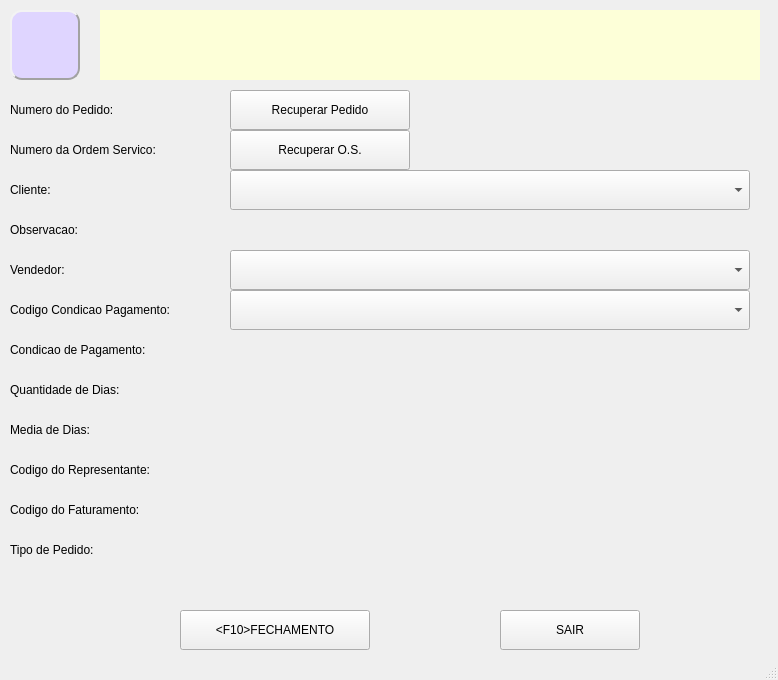
The window that telas/venda_ini.ui (htisistema/SISCOM) describes before a commit, drawn with Qt 5.
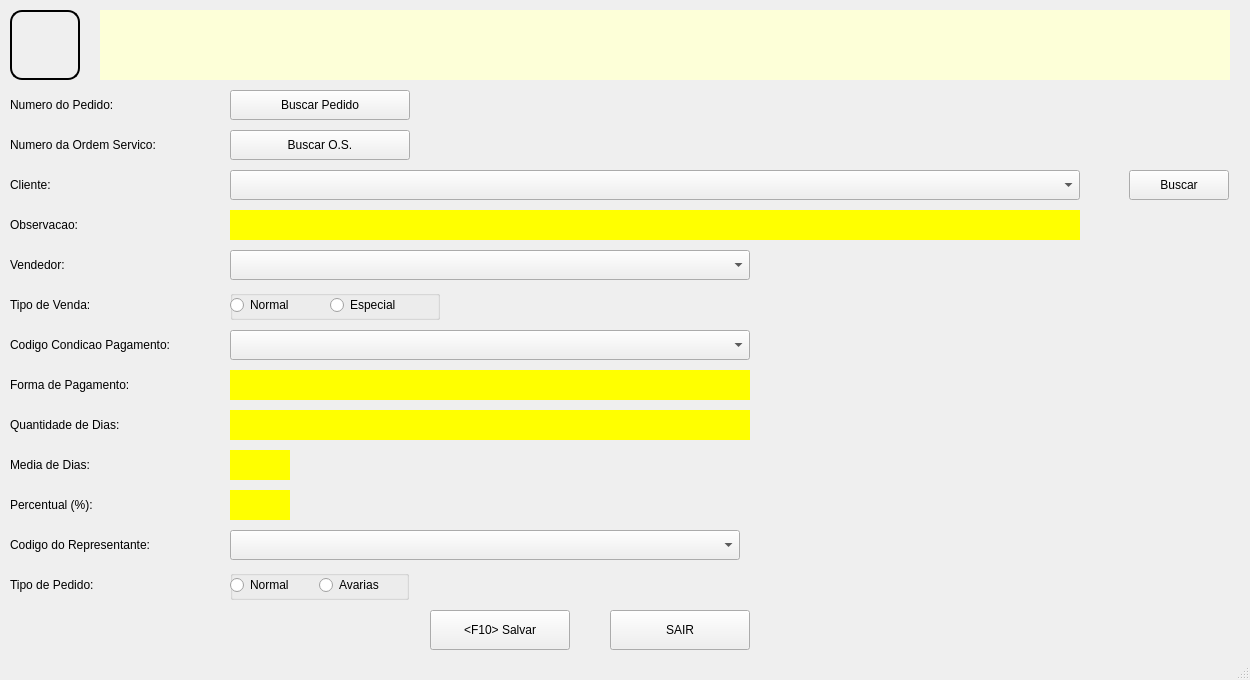
The same window after the commit. Icons and pictures are not drawn.

Patch:
```diff
--- a/telas/venda_ini.ui
+++ b/telas/venda_ini.ui
@@ -6,7 +6,7 @@
    <rect>
     <x>0</x>
     <y>0</y>
-    <width>778</width>
+    <width>1250</width>
     <height>680</height>
    </rect>
   </property>
@@ -22,7 +22,7 @@
      <rect>
       <x>100</x>
       <y>10</y>
-      <width>660</width>
+      <width>1130</width>
       <height>70</height>
      </rect>
     </property>
@@ -48,13 +48,7 @@
      </rect>
     </property>
     <property name="styleSheet">
-     <string notr="true">font: 81 10pt &quot;Rockwell Extra Bold&quot;;
-
-background-color: rgb(223, 213, 255);
-
-border-color: rgb(162, 162, 162);
-
-border-style: Outset;
+     <string notr="true">border-style: Outset;
 border-width: 2px;
 border-radius: 12px;</string>
     </property>
@@ -71,14 +65,14 @@
    <widget class="QPushButton" name="bt_fecha">
     <property name="geometry">
      <rect>
-      <x>180</x>
+      <x>430</x>
       <y>610</y>
-      <width>190</width>
+      <width>140</width>
       <height>40</height>
      </rect>
     </property>
     <property name="text">
-     <string>&lt;F10&gt;FECHAMENTO</string>
+     <string>&lt;F10&gt; Salvar</string>
     </property>
    </widget>
    <widget class="QLabel" name="label">
@@ -87,7 +81,7 @@
       <x>10</x>
       <y>170</y>
       <width>210</width>
-      <height>40</height>
+      <height>30</height>
      </rect>
     </property>
     <property name="text">
@@ -98,22 +92,22 @@
     <property name="geometry">
      <rect>
       <x>10</x>
-      <y>330</y>
+      <y>370</y>
       <width>210</width>
-      <height>40</height>
+      <height>30</height>
      </rect>
     </property>
     <property name="text">
-     <string>Condicao de Pagamento:</string>
+     <string>Forma de Pagamento:</string>
     </property>
    </widget>
    <widget class="QLabel" name="label_3">
     <property name="geometry">
      <rect>
       <x>10</x>
-      <y>370</y>
+      <y>410</y>
       <width>210</width>
-      <height>40</height>
+      <height>30</height>
      </rect>
     </property>
     <property name="text">
@@ -126,7 +120,7 @@
       <x>10</x>
       <y>210</y>
       <width>210</width>
-      <height>40</height>
+      <height>30</height>
      </rect>
     </property>
     <property name="text">
@@ -137,9 +131,9 @@
     <property name="geometry">
      <rect>
       <x>10</x>
-      <y>410</y>
+      <y>450</y>
       <width>210</width>
-      <height>40</height>
+      <height>30</height>
      </rect>
     </property>
     <property name="text">
@@ -151,10 +145,13 @@
      <rect>
       <x>230</x>
       <y>170</y>
-      <width>520</width>
-      <height>40</height>
+      <width>850</width>
+      <height>30</height>
      </rect>
     </property>
+    <property name="styleSheet">
+     <string notr="true"/>
+    </property>
    </widget>
    <widget class="QLabel" name="label_7">
     <property name="geometry">
@@ -162,7 +159,7 @@
       <x>10</x>
       <y>250</y>
       <width>210</width>
-      <height>40</height>
+      <height>30</height>
      </rect>
     </property>
     <property name="text">
@@ -172,7 +169,7 @@
    <widget class="QPushButton" name="bt_sair">
     <property name="geometry">
      <rect>
-      <x>500</x>
+      <x>610</x>
       <y>610</y>
       <width>140</width>
       <height>40</height>
@@ -186,9 +183,9 @@
     <property name="geometry">
      <rect>
       <x>10</x>
-      <y>290</y>
+      <y>330</y>
       <width>210</width>
-      <height>40</height>
+      <height>30</height>
      </rect>
     </property>
     <property name="text">
@@ -201,7 +198,7 @@
       <x>10</x>
       <y>90</y>
       <width>210</width>
-      <height>40</height>
+      <height>30</height>
      </rect>
     </property>
     <property name="text">
@@ -214,7 +211,7 @@
       <x>10</x>
       <y>130</y>
       <width>210</width>
-      <height>40</height>
+      <height>30</height>
      </rect>
     </property>
     <property name="text">
@@ -227,11 +224,11 @@
       <x>230</x>
       <y>90</y>
       <width>180</width>
-      <height>40</height>
+      <height>30</height>
      </rect>
     </property>
     <property name="text">
-     <string>Recuperar Pedido</string>
+     <string>Buscar Pedido</string>
     </property>
    </widget>
    <widget class="QPushButton" name="pushButton_2">
@@ -240,11 +237,11 @@
       <x>230</x>
       <y>130</y>
       <width>180</width>
-      <height>40</height>
+      <height>30</height>
      </rect>
     </property>
     <property name="text">
-     <string>Recuperar O.S.</string>
+     <string>Buscar O.S.</string>
     </property>
    </widget>
    <widget class="QLabel" name="label_11">
@@ -252,10 +249,13 @@
      <rect>
       <x>230</x>
       <y>210</y>
-      <width>520</width>
-      <height>40</height>
+      <width>850</width>
+      <height>30</height>
      </rect>
     </property>
+    <property name="styleSheet">
+     <string notr="true">background-color: rgb(255, 255, 0);</string>
+    </property>
     <property name="text">
      <string/>
     </property>
@@ -266,7 +266,7 @@
       <x>230</x>
       <y>250</y>
       <width>520</width>
-      <height>40</height>
+      <height>30</height>
      </rect>
     </property>
    </widget>
@@ -274,9 +274,9 @@
     <property name="geometry">
      <rect>
       <x>230</x>
-      <y>290</y>
+      <y>330</y>
       <width>520</width>
-      <height>40</height>
+      <height>30</height>
      </rect>
     </property>
    </widget>
@@ -284,41 +284,261 @@
     <property name="geometry">
      <rect>
       <x>10</x>
-      <y>450</y>
+      <y>530</y>
       <width>210</width>
-      <height>40</height>
+      <height>30</height>
      </rect>
     </property>
     <property name="text">
      <string>Codigo do Representante:</string>
     </property>
    </widget>
-   <widget class="QLabel" name="label_12">
-    <property name="geometry">
-     <rect>
-      <x>10</x>
-      <y>490</y>
-      <width>210</width>
-      <height>40</height>
-     </rect>
-    </property>
-    <property name="text">
-     <string>Codigo do Faturamento:</string>
-    </property>
-   </widget>
    <widget class="QLabel" name="label_13">
     <property name="geometry">
      <rect>
       <x>10</x>
-      <y>530</y>
+      <y>570</y>
       <width>210</width>
-      <height>40</height>
+      <height>30</height>
      </rect>
     </property>
     <property name="text">
      <string>Tipo de Pedido:</string>
     </property>
    </widget>
+   <widget class="QLabel" name="label_14">
+    <property name="geometry">
+     <rect>
+      <x>10</x>
+      <y>490</y>
+      <width>210</width>
+      <height>30</height>
+     </rect>
+    </property>
+    <property name="text">
+     <string>Percentual (%):</string>
+    </property>
+   </widget>
+   <widget class="QLabel" name="label_15">
+    <property name="geometry">
+     <rect>
+      <x>10</x>
+      <y>290</y>
+      <width>210</width>
+      <height>30</height>
+     </rect>
+    </property>
+    <property name="text">
+     <string>Tipo de Venda:</string>
+    </property>
+   </widget>
+   <widget class="QGroupBox" name="groupBox">
+    <property name="geometry">
+     <rect>
+      <x>230</x>
+      <y>290</y>
+      <width>210</width>
+      <height>30</height>
+     </rect>
+    </property>
+    <property name="title">
+     <string/>
+    </property>
+    <widget class="QRadioButton" name="rb_venda_normal">
+     <property name="geometry">
+      <rect>
+       <x>0</x>
+       <y>0</y>
+       <width>100</width>
+       <height>30</height>
+      </rect>
+     </property>
+     <property name="text">
+      <string>Normal</string>
+     </property>
+    </widget>
+    <widget class="QRadioButton" name="rb_venda_especial">
+     <property name="geometry">
+      <rect>
+       <x>100</x>
+       <y>0</y>
+       <width>110</width>
+       <height>30</height>
+      </rect>
+     </property>
+     <property name="text">
+      <string>Especial</string>
+     </property>
+    </widget>
+    <widget class="QGroupBox" name="groupBox_2">
+     <property name="geometry">
+      <rect>
+       <x>0</x>
+       <y>280</y>
+       <width>220</width>
+       <height>40</height>
+      </rect>
+     </property>
+     <property name="title">
+      <string/>
+     </property>
+     <widget class="QRadioButton" name="radioButton_3">
+      <property name="geometry">
+       <rect>
+        <x>0</x>
+        <y>0</y>
+        <width>100</width>
+        <height>40</height>
+       </rect>
+      </property>
+      <property name="text">
+       <string>Normal</string>
+      </property>
+     </widget>
+     <widget class="QRadioButton" name="radioButton_4">
+      <property name="geometry">
+       <rect>
+        <x>100</x>
+        <y>0</y>
+        <width>120</width>
+        <height>40</height>
+       </rect>
+      </property>
+      <property name="text">
+       <string>Especial</string>
+      </property>
+     </widget>
+    </widget>
+   </widget>
+   <widget class="QLabel" name="lb_forma_pagamento">
+    <property name="geometry">
+     <rect>
+      <x>230</x>
+      <y>370</y>
+      <width>520</width>
+      <height>30</height>
+     </rect>
+    </property>
+    <property name="styleSheet">
+     <string notr="true">background-color: rgb(255, 255, 0);</string>
+    </property>
+    <property name="text">
+     <string/>
+    </property>
+   </widget>
+   <widget class="QLabel" name="lb_dias">
+    <property name="geometry">
+     <rect>
+      <x>230</x>
+      <y>410</y>
+      <width>520</width>
+      <height>30</height>
+     </rect>
+    </property>
+    <property name="styleSheet">
+     <string notr="true">background-color: rgb(255, 255, 0);</string>
+    </property>
+    <property name="text">
+     <string/>
+    </property>
+   </widget>
+   <widget class="QLabel" name="lb_media_dias">
+    <property name="geometry">
+     <rect>
+      <x>230</x>
+      <y>450</y>
+      <width>60</width>
+      <height>30</height>
+     </rect>
+    </property>
+    <property name="styleSheet">
+     <string notr="true">background-color: rgb(255, 255, 0);</string>
+    </property>
+    <property name="text">
+     <string/>
+    </property>
+   </widget>
+   <widget class="QLabel" name="lb_percentual">
+    <property name="geometry">
+     <rect>
+      <x>230</x>
+      <y>490</y>
+      <width>60</width>
+      <height>30</height>
+     </rect>
+    </property>
+    <property name="styleSheet">
+     <string notr="true">background-color: rgb(255, 255, 0);</string>
+    </property>
+    <property name="text">
+     <string/>
+    </property>
+   </widget>
+   <widget class="QComboBox" name="cb_representante">
+    <property name="geometry">
+     <rect>
+      <x>230</x>
+      <y>530</y>
+      <width>510</width>
+      <height>30</height>
+     </rect>
+    </property>
+   </widget>
+   <widget class="QGroupBox" name="groupBox_3">
+    <property name="geometry">
+     <rect>
+      <x>230</x>
+      <y>570</y>
+      <width>179</width>
+      <height>30</height>
+     </rect>
+    </property>
+    <property name="title">
+     <string/>
+    </property>
+   </widget>
+   <widget class="QRadioButton" name="rb_pedido_normal">
+    <property name="geometry">
+     <rect>
+      <x>230</x>
+      <y>570</y>
+      <width>89</width>
+      <height>30</height>
+     </rect>
+    </property>
+    <property name="text">
+     <string>Normal</string>
+    </property>
+   </widget>
+   <widget class="QRadioButton" name="rb_pedido_avaria">
+    <property name="geometry">
+     <rect>
+      <x>319</x>
+      <y>570</y>
+      <width>89</width>
+      <height>30</height>
+     </rect>
+    </property>
+    <property name="layoutDirection">
+     <enum>Qt::LeftToRight</enum>
+    </property>
+    <property name="text">
+     <string>Avarias</string>
+    </property>
+   </widget>
+   <widget class="QPushButton" name="pb_buscar_cliente">
+    <property name="geometry">
+     <rect>
+      <x>1129</x>
+      <y>170</y>
+      <width>100</width>
+      <height>30</height>
+     </rect>
+    </property>
+    <property name="text">
+     <string>Buscar</string>
+    </property>
+   </widget>
   </widget>
   <widget class="QStatusBar" name="statusbar"/>
  </widget>
```
Left out of the diff: 10 changed lines with no effect on the pictures.
